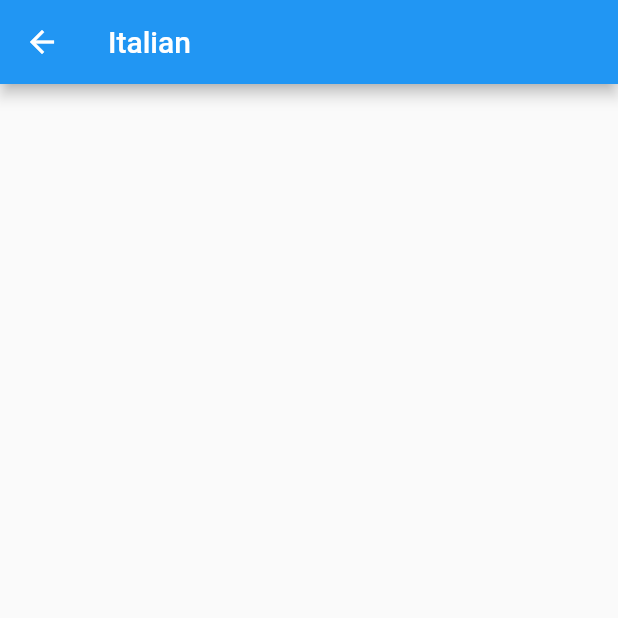
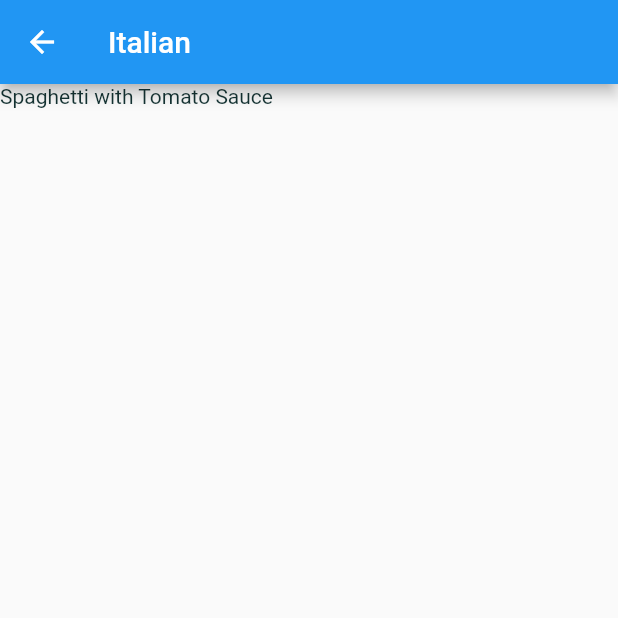
Before and after one commit to damjanh/meals, a Flutter app: the screen it shows after launch, after a tap on "Italian", on a phone screen of 412 x 824 dp, the top half of it. Run offline on Flutter 3.47's test engine with Material 2 defaults, Android fonts, the phone set to English and light mode, and no system bars.

Commit message:
List meals for categories.

```diff
--- a/lib/category_meals_screen.dart
+++ b/lib/category_meals_screen.dart
@@ -1,19 +1,27 @@
 import 'package:flutter/material.dart';
 
+import './dummy_data/original.dart';
 import './model/category.dart';
 
 class CategoryMealsScreen extends StatelessWidget {
   static const routeName = '/category-meals';
+
   @override
   Widget build(BuildContext context) {
     final category = ModalRoute.of(context).settings.arguments as Category;
+    final filteredMeals = DUMMY_MEALS
+        .where((element) => element.categories.contains(category.id))
+        .toList();
     return Scaffold(
       appBar: AppBar(
         title: Text(category.title),
       ),
-      body: ListView.builder(itemBuilder: (context, index) {
-
-      }, itemCount: 9,),
+      body: ListView.builder(
+        itemBuilder: (context, index) {
+          return Text(filteredMeals[index].title);
+        },
+        itemCount: filteredMeals.length,
+      ),
     );
   }
 }
```
